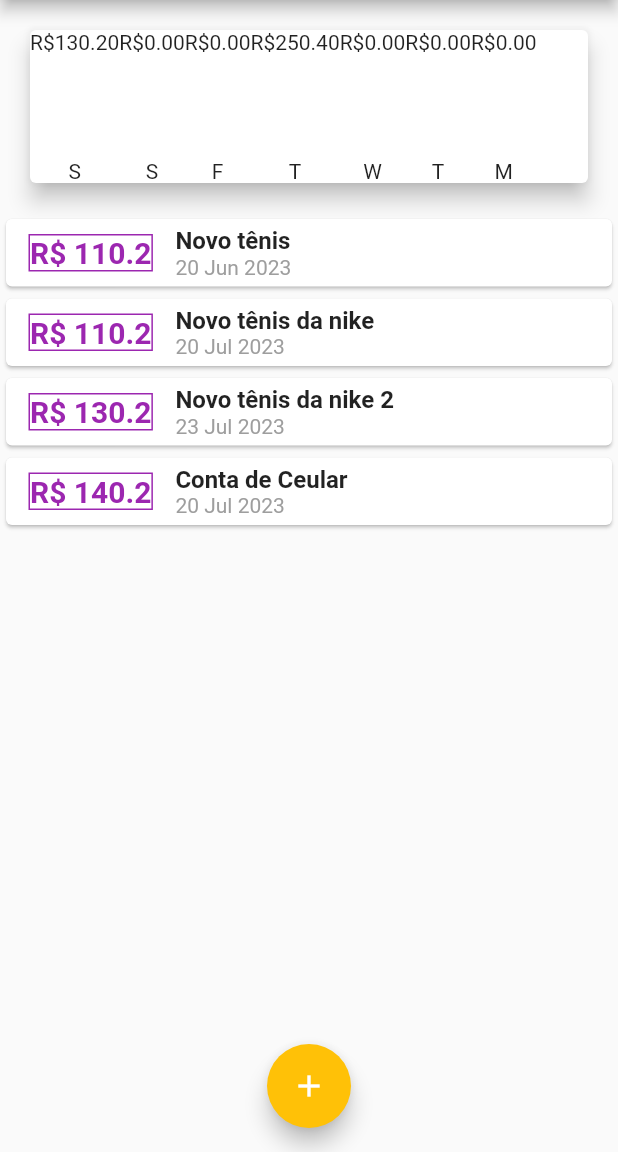
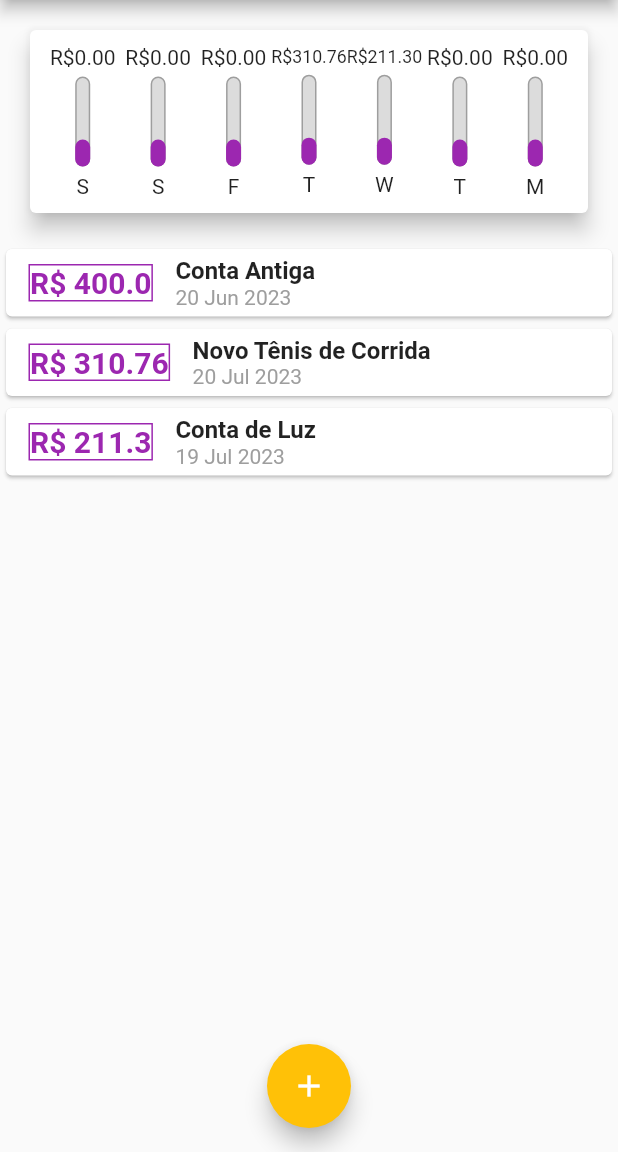
Before and after one commit to KaremSouza12/expenses, a Flutter app: the screen it shows after launch, on a phone screen of 412 x 824 dp, the part 84-1236 px from its top. Run offline on Flutter 3.47's test engine with Material 2 defaults, Android fonts, the phone set to English and light mode, and no system bars.

Commit message:
chart bar

```diff
--- a/lib/components/chart.dart
+++ b/lib/components/chart.dart
@@ -1,26 +1,27 @@
-import 'package:expenses/components/chart_bar.dart';
-import 'package:expenses/models/transaction.dart';
 import 'package:flutter/material.dart';
 import 'package:intl/intl.dart';
+import '../models/transaction.dart';
+import 'chart_bar.dart';
 
 class Chart extends StatelessWidget {
-  const Chart({super.key, required this.recentTransaction});
+  final List<Transaction> recentTransaction;
 
-  final List<Transaction> recentTransaction;
+  const Chart(this.recentTransaction, {Key? key}) : super(key: key);
 
   List<Map<String, Object>> get groupedTransactions {
     return List.generate(7, (index) {
       final weekDay = DateTime.now().subtract(
         Duration(days: index),
       );
+
       double totalSum = 0.0;
 
       for (var i = 0; i < recentTransaction.length; i++) {
-        bool someDay = recentTransaction[i].date.day == weekDay.day;
-        bool someMonth = recentTransaction[i].date.month == weekDay.month;
-        bool someYear = recentTransaction[i].date.year == weekDay.year;
+        bool sameDay = recentTransaction[i].date.day == weekDay.day;
+        bool sameMonth = recentTransaction[i].date.month == weekDay.month;
+        bool sameYear = recentTransaction[i].date.year == weekDay.year;
 
-        if (someDay && someMonth && someYear) {
+        if (sameDay && sameMonth && sameYear) {
           totalSum += recentTransaction[i].value;
         }
       }
@@ -38,14 +39,21 @@ class Chart extends StatelessWidget {
     return Card(
       elevation: 6,
       margin: const EdgeInsets.all(20),
-      child: Row(
-        children: groupedTransactions.map((e) {
-          return ChartBar(
-            label: e['day'] as String,
-            value: e['value'] as double,
-            percentage: 0,
-          );
-        }).toList(),
+      child: Padding(
+        padding: const EdgeInsets.all(10),
+        child: Row(
+          mainAxisAlignment: MainAxisAlignment.spaceAround,
+          children: groupedTransactions.map((tr) {
+            return Flexible(
+              fit: FlexFit.tight,
+              child: ChartBar(
+                label: tr['day'] as String,
+                value: tr['value'] as double,
+                percentage: 0.3,
+              ),
+            );
+          }).toList(),
+        ),
       ),
     );
   }
--- a/lib/components/chart_bar.dart
+++ b/lib/components/chart_bar.dart
@@ -1,36 +1,53 @@
 import 'package:flutter/material.dart';
 
 class ChartBar extends StatelessWidget {
+  final String? label;
+  final double? value;
+  final double? percentage;
+
   const ChartBar({
-    super.key,
-    required this.label,
-    required this.value,
-    this.percentage = 0.0,
-  });
-
-  final String label;
-  final double value;
-  final double percentage;
+    this.label,
+    this.value,
+    this.percentage,
+    Key? key,
+  }) : super(key: key);
 
   @override
   Widget build(BuildContext context) {
     return Column(
       children: [
-        Text(
-          'R\$${value.toStringAsFixed(2)}',
-        ),
-        const SizedBox(
-          height: 5,
-        ),
-        Container(
+        FittedBox(child: Text('R\$${value!.toStringAsFixed(2)}')),
+        const SizedBox(height: 5),
+        SizedBox(
           height: 60,
           width: 10,
-          child: null,
+          child: Stack(
+            alignment: Alignment.bottomCenter,
+            children: <Widget>[
+              Container(
+                decoration: BoxDecoration(
+                  border: Border.all(
+                    color: Colors.grey,
+                    width: 1.0,
+                  ),
+                  color: const Color.fromRGBO(220, 220, 220, 1),
+                  borderRadius: BorderRadius.circular(5),
+                ),
+              ),
+              FractionallySizedBox(
+                heightFactor: percentage,
+                child: Container(
+                  decoration: BoxDecoration(
+                    color: Theme.of(context).colorScheme.primary,
+                    borderRadius: BorderRadius.circular(5),
+                  ),
+                ),
+              ),
+            ],
+          ),
         ),
-        const SizedBox(
-          height: 5,
-        ),
-        Text(label)
+        const SizedBox(height: 5),
+        Text(label!),
       ],
     );
   }
--- a/lib/main.dart
+++ b/lib/main.dart
@@ -53,37 +53,31 @@ class MyHomePage extends StatefulWidget {
 }
 
 class _MyHomePageState extends State<MyHomePage> {
-  final List<Transaction> transaction = [
+  final List<Transaction> _transactions = [
     Transaction(
       id: 't0',
-      title: 'Novo tênis ',
-      value: 110.20,
+      title: 'Conta Antiga',
+      value: 400.00,
       date: DateTime.now().subtract(const Duration(days: 33)),
     ),
     Transaction(
       id: 't1',
-      title: 'Novo tênis da nike',
-      value: 110.20,
+      title: 'Novo Tênis de Corrida',
+      value: 310.76,
       date: DateTime.now().subtract(const Duration(days: 3)),
     ),
     Transaction(
       id: 't2',
-      title: 'Novo tênis da nike 2',
-      value: 130.20,
-      date: DateTime.now(),
-    ),
-    Transaction(
-      id: 't3',
-      title: 'Conta de Ceular',
-      value: 140.20,
-      date: DateTime.now().subtract(const Duration(days: 3)),
+      title: 'Conta de Luz',
+      value: 211.30,
+      date: DateTime.now().subtract(const Duration(days: 4)),
     ),
   ];
-
-  List<Transaction> get transactions {
-    return transaction.where((element) {
-      return element.date
-          .isAfter(DateTime.now().subtract(const Duration(days: 7)));
+  List<Transaction> get _recentTransactions {
+    return _transactions.where((tr) {
+      return tr.date.isAfter(DateTime.now().subtract(
+        const Duration(days: 7),
+      ));
     }).toList();
   }
 
@@ -95,7 +89,7 @@ class _MyHomePageState extends State<MyHomePage> {
       date: DateTime.now().subtract(const Duration(days: 4)),
     );
     setState(() {
-      transaction.add(newTransaction);
+      _transactions.add(newTransaction);
     });
     Navigator.of(context).pop();
   }
@@ -124,8 +118,8 @@ class _MyHomePageState extends State<MyHomePage> {
       body: Column(
         crossAxisAlignment: CrossAxisAlignment.stretch,
         children: [
-          Chart(recentTransaction: transaction),
-          TransactinList(transaction: transaction),
+          Chart(_recentTransactions),
+          TransactinList(transaction: _transactions),
         ],
       ),
       floatingActionButton: FloatingActionButton(
```
